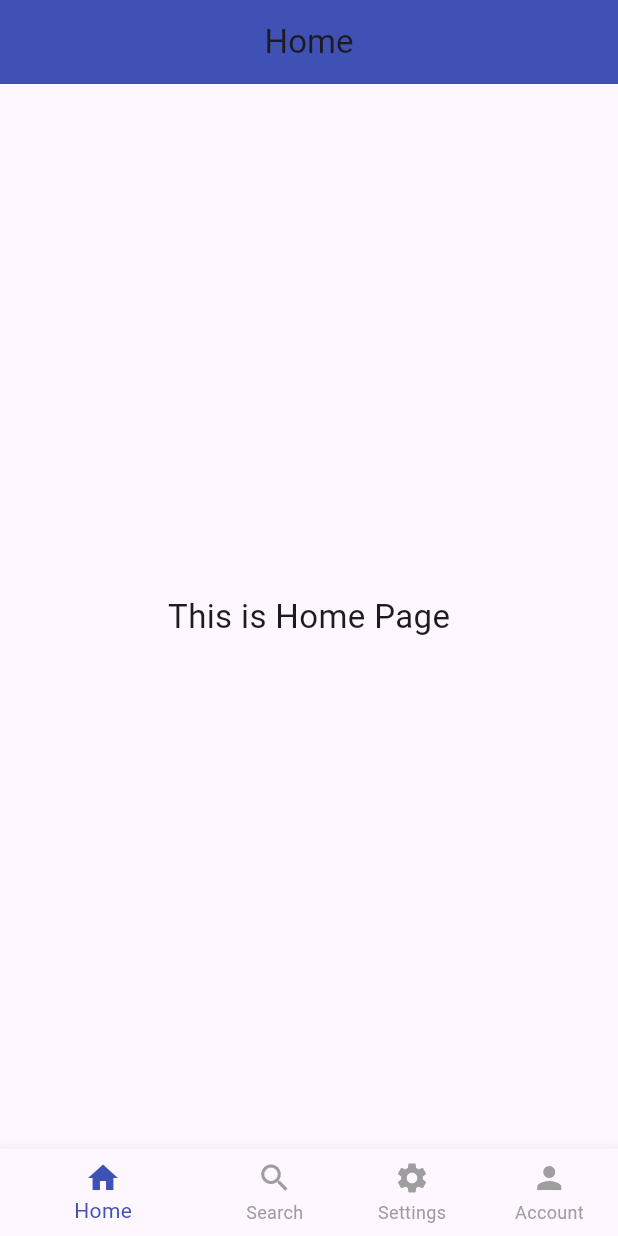
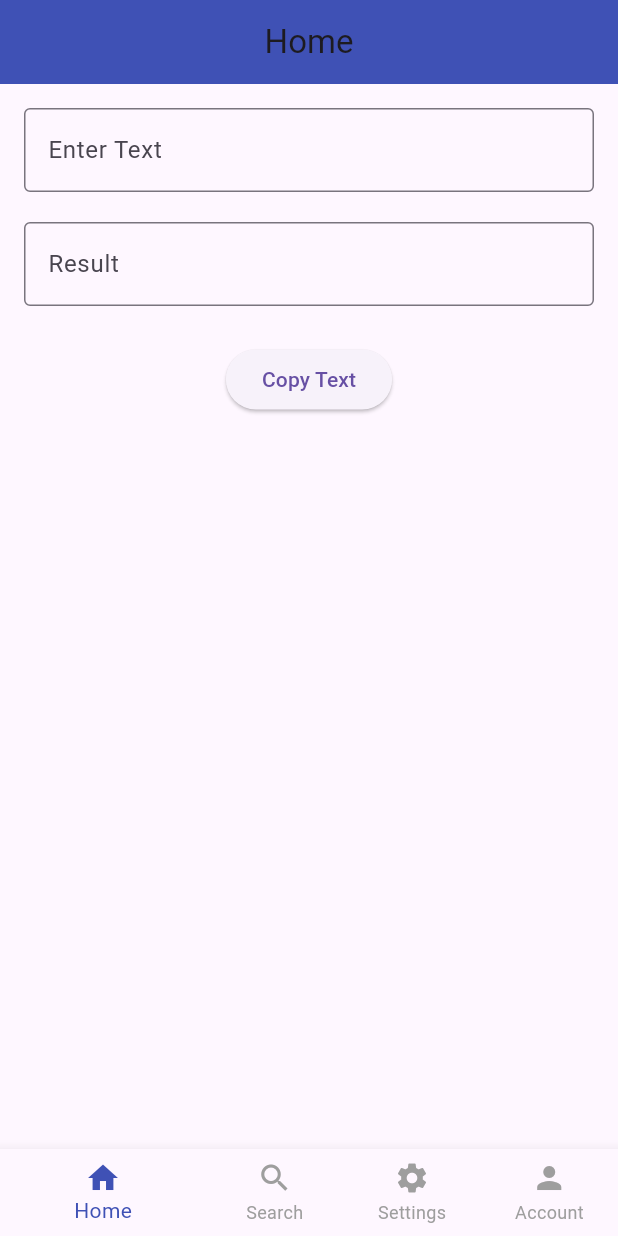
Before and after one commit to mohmmed77331/sebha_app, a Flutter app: the screen it shows after launch, on a phone screen of 412 x 824 dp. Run offline on Flutter 3.47's test engine with Material 3 defaults, Android fonts, the phone set to English and light mode, and no system bars.

Commit message:
تكليف 4

```diff
--- a/lib/main.dart
+++ b/lib/main.dart
@@ -26,7 +26,7 @@ class MainPage extends StatefulWidget {
 class _MainPageState extends State<MainPage> {
   int currentIndex = 0;
 
-
+  // Titles of pages
   final List<String> titles = [
     "Home",
     "Search",
@@ -34,12 +34,12 @@ class _MainPageState extends State<MainPage> {
     "Account",
   ];
 
-
-  final List<Widget> pages = const [
-    Center(child: Text("This is Home Page", style: TextStyle(fontSize: 22))),
-    Center(child: Text("This is Search Page", style: TextStyle(fontSize: 22))),
-    Center(child: Text("This is Settings Page", style: TextStyle(fontSize: 22))),
-    Center(child: Text("This is Account Page", style: TextStyle(fontSize: 22))),
+  // Content pages
+  late final List<Widget> pages = [
+    HomePageContent(),
+    SearchPageContent(),
+    const SettingsPageContent(),
+    const AccountPageContent(),
   ];
 
   @override
@@ -47,11 +47,14 @@ class _MainPageState extends State<MainPage> {
     return Scaffold(
       appBar: AppBar(
         title: Text(titles[currentIndex]),
+        centerTitle: true,
         backgroundColor: Colors.indigo,
-        centerTitle: true,
       ),
 
-      body: pages[currentIndex],
+      body: Padding(
+        padding: const EdgeInsets.all(16.0),
+        child: pages[currentIndex],
+      ),
 
       bottomNavigationBar: BottomNavigationBar(
         currentIndex: currentIndex,
@@ -59,9 +62,7 @@ class _MainPageState extends State<MainPage> {
         unselectedItemColor: Colors.grey,
         showUnselectedLabels: true,
         onTap: (index) {
-          setState(() {
-            currentIndex = index;
-          });
+          setState(() => currentIndex = index);
         },
         items: const [
           BottomNavigationBarItem(icon: Icon(Icons.home), label: "Home"),
@@ -73,3 +74,122 @@ class _MainPageState extends State<MainPage> {
     );
   }
 }
+
+//////////////////////////////////////////////////////
+//                 PAGE 1 – HOME
+//////////////////////////////////////////////////////
+
+class HomePageContent extends StatefulWidget {
+  @override
+  State<HomePageContent> createState() => _HomePageContentState();
+}
+
+class _HomePageContentState extends State<HomePageContent> {
+  TextEditingController field1 = TextEditingController();
+  TextEditingController field2 = TextEditingController();
+
+  @override
+  Widget build(BuildContext context) {
+    return Column(
+      children: [
+        TextField(
+          controller: field1,
+          decoration: const InputDecoration(
+            labelText: "Enter Text",
+            border: OutlineInputBorder(),
+          ),
+        ),
+
+        const SizedBox(height: 20),
+
+        TextField(
+          controller: field2,
+          decoration: const InputDecoration(
+            labelText: "Result",
+            border: OutlineInputBorder(),
+          ),
+        ),
+
+        const SizedBox(height: 25),
+
+        ElevatedButton(
+          onPressed: () {
+            setState(() {
+              field2.text = field1.text;
+            });
+          },
+          child: const Text("Copy Text"),
+        ),
+      ],
+    );
+  }
+}
+
+//////////////////////////////////////////////////////
+//              PAGE 2 – SEARCH LISTVIEW
+//////////////////////////////////////////////////////
+
+class SearchPageContent extends StatelessWidget {
+  SearchPageContent({super.key});
+
+  final List<String> items = [
+    "Apple",
+    "Banana",
+    "Orange",
+    "Grapes",
+    "Mango",
+    "Watermelon",
+    "Strawberry",
+    "Kiwi",
+  ];
+
+  @override
+  Widget build(BuildContext context) {
+    return ListView.builder(
+      itemCount: items.length,
+      itemBuilder: (context, index) {
+        return ListTile(
+          leading: const Icon(Icons.list),
+          title: Text(items[index]),
+          trailing: const Icon(Icons.arrow_forward_ios, size: 16),
+        );
+      },
+    );
+  }
+}
+
+//////////////////////////////////////////////////////
+//               PAGE 3 – SETTINGS
+//////////////////////////////////////////////////////
+
+class SettingsPageContent extends StatelessWidget {
+  const SettingsPageContent({super.key});
+
+  @override
+  Widget build(BuildContext context) {
+    return const Center(
+      child: Text(
+        "Settings Page",
+        style: TextStyle(fontSize: 22),
+      ),
+    );
+  }
+}
+
+//////////////////////////////////////////////////////
+//               PAGE 4 – ACCOUNT
+//////////////////////////////////////////////////////
+
+class AccountPageContent extends StatelessWidget {
+  const AccountPageContent({super.key});
+
+  @override
+  Widget build(BuildContext context) {
+    return const Center(
+      child: Text(
+        "Account Page",
+        style: TextStyle(fontSize: 22),
+      ),
+    );
+  }
+}
```
